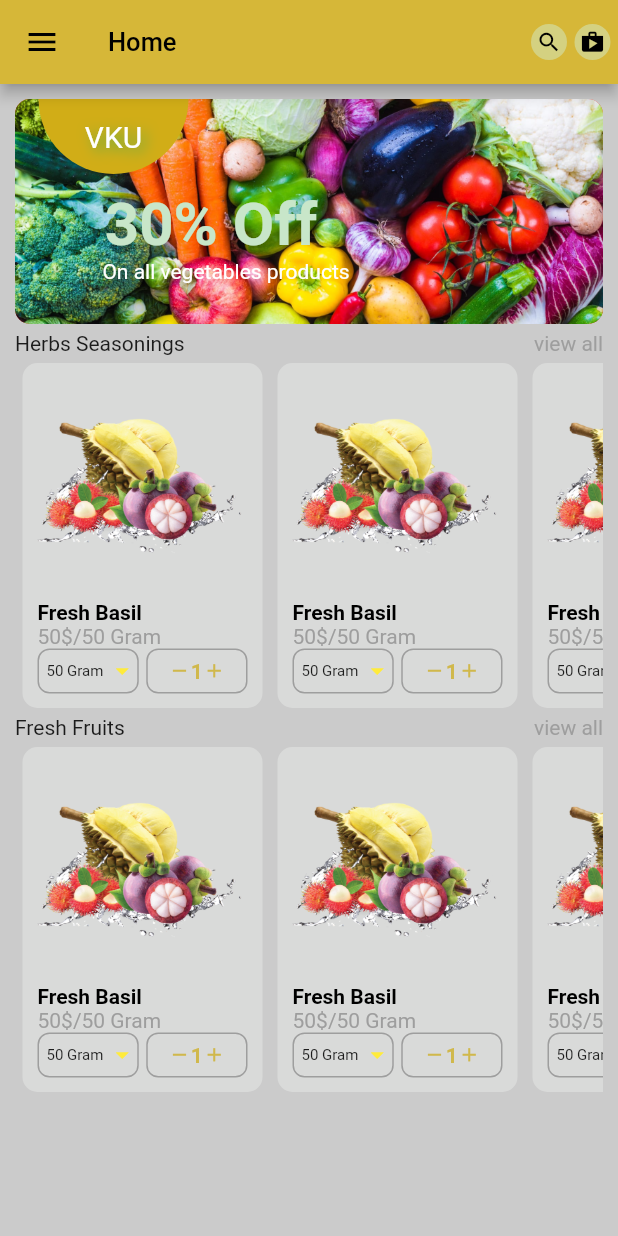
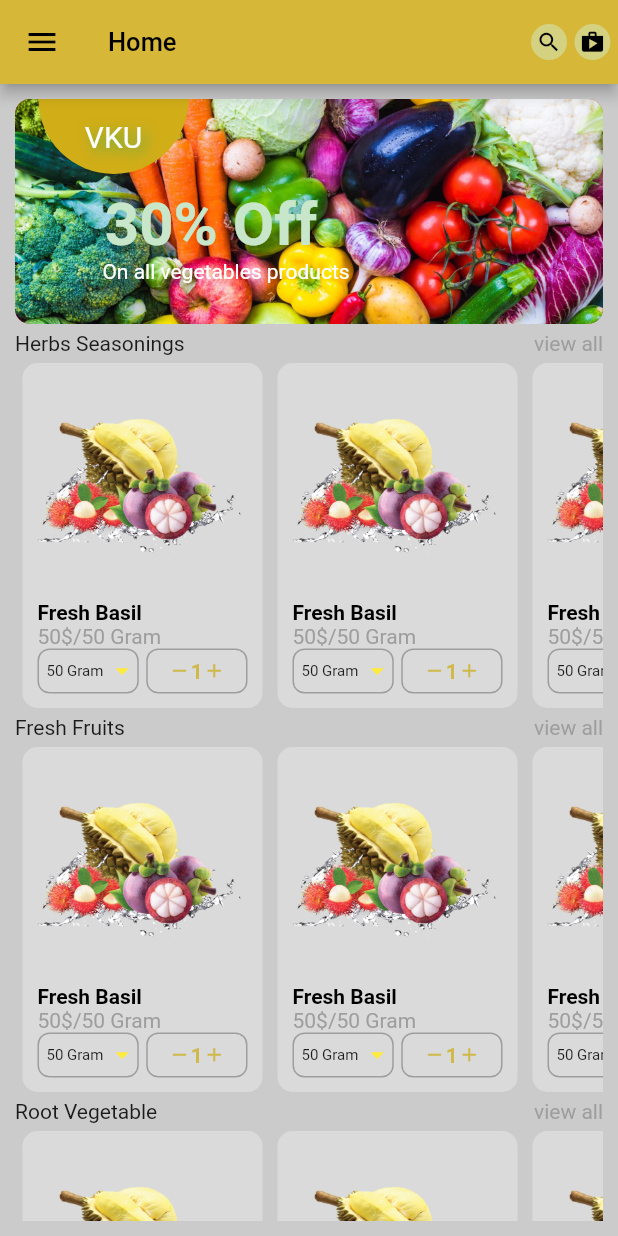
Before and after one commit to vietthang09/food-app, a Flutter app: the screen it shows after launch, on a phone screen of 412 x 824 dp. Run offline on Flutter 3.47's test engine with Material 2 defaults, Android fonts, the phone set to English and light mode, and no system bars; our stand-ins replace firebase_auth, firebase_core, flutter_signin_button, google_sign_in; accounts and stored records are empty.

Commit message:
feat: setup home_screen

```diff
--- /dev/null
+++ b/lib/screen/home_screen/drawer_side.dart
@@ -0,0 +1,107 @@
+import 'package:flutter/material.dart';
+
+class DrawerSide extends StatelessWidget {
+  const DrawerSide({super.key});
+  Widget listTile({IconData? icon, String? title}) {
+    return ListTile(
+      leading: Icon(icon, size: 32),
+      title: Text(
+        title!,
+        style: TextStyle(color: Colors.black45),
+      ),
+    );
+  }
+
+  @override
+  Widget build(BuildContext context) {
+    return Drawer(
+        child: Container(
+      color: Color(0xffd1ad17),
+      child: ListView(
+        children: [
+          DrawerHeader(
+            child: Row(
+              children: [
+                CircleAvatar(
+                  backgroundColor: Colors.white54,
+                  radius: 43,
+                  child: CircleAvatar(
+                    radius: 40,
+                    backgroundColor: Colors.red,
+                  ),
+                ),
+                SizedBox(
+                  height: 20,
+                ),
+                Column(
+                  mainAxisAlignment: MainAxisAlignment.center,
+                  children: [
+                    Text("Welcome Guest"),
+                    SizedBox(
+                      height: 7,
+                    ),
+                    Container(
+                      height: 30,
+                      child: MaterialButton(
+                        onPressed: () {},
+                        child: Text("Login"),
+                        shape: RoundedRectangleBorder(
+                            borderRadius: BorderRadius.circular(15),
+                            side: BorderSide(width: 2)),
+                      ),
+                    )
+                  ],
+                )
+              ],
+            ),
+          ),
+          listTile(icon: Icons.home_outlined, title: "Home"),
+          listTile(icon: Icons.shop_outlined, title: "Review Cart"),
+          listTile(icon: Icons.person_outline, title: "My Profile"),
+          listTile(icon: Icons.notifications_outlined, title: "Notifications"),
+          listTile(icon: Icons.star_outline, title: "Rating & Review"),
+          listTile(icon: Icons.favorite_outline, title: "Wishlist"),
+          listTile(icon: Icons.copy_outlined, title: "Raise a Complaint"),
+          listTile(icon: Icons.format_quote_outlined, title: "FAQs"),
+          Container(
+            height: 350,
+            padding: EdgeInsets.symmetric(horizontal: 20),
+            child: Column(
+              crossAxisAlignment: CrossAxisAlignment.start,
+              children: [
+                Text("Contact Support"),
+                SizedBox(
+                  height: 10,
+                ),
+                Row(
+                  children: [
+                    Text("Call us:"),
+                    SizedBox(
+                      width: 10,
+                    ),
+                    Text("+123456789"),
+                  ],
+                ),
+                SizedBox(
+                  height: 5,
+                ),
+                SingleChildScrollView(
+                  scrollDirection: Axis.horizontal,
+                  child: Row(
+                    children: [
+                      Text("Mail us:"),
+                      SizedBox(
+                        width: 10,
+                      ),
+                      Text("hello@retry.com"),
+                    ],
+                  ),
+                ),
+              ],
+            ),
+          )
+        ],
+      ),
+    ));
+  }
+}
--- a/lib/screen/home_screen/home_screen.dart
+++ b/lib/screen/home_screen/home_screen.dart
@@ -1,114 +1,106 @@
 import 'package:flutter/material.dart';
+import 'package:food_app/screen/home_screen/singal_product.dart';
+import 'package:food_app/screen/home_screen/drawer_side.dart';
 
 class HomeScreen extends StatelessWidget {
   const HomeScreen({super.key});
 
-  Widget singalProduct() {
-    return Container(
-      margin: EdgeInsets.symmetric(horizontal: 5),
-      height: 230,
-      width: 160,
-      decoration: BoxDecoration(
-        color: Color(0xffd9dad9),
-        borderRadius: BorderRadius.circular(10),
-      ),
-      child: Column(
+  Widget _buildHerbsProduct(context) {
+    return Column(
       crossAxisAlignment: CrossAxisAlignment.start,
       children: [
-          Expanded(
-              flex: 2, child: Image.asset('assets/fresh-fruit_vegetable.png')),
-          Expanded(
-            child: Padding(
-              padding: const EdgeInsets.symmetric(horizontal: 10, vertical: 5),
-              child: Column(
-                crossAxisAlignment: CrossAxisAlignment.start,
+        Padding(
+          padding: const EdgeInsets.symmetric(vertical: 5),
+          child: Row(
+            mainAxisAlignment: MainAxisAlignment.spaceBetween,
             children: [
+              Text("Herbs Seasonings"),
               Text(
-                    "Fresh Basil",
-                    style: TextStyle(
-                        color: Colors.black, fontWeight: FontWeight.bold),
-                  ),
-                  Text(
-                    "50\$/50 Gram",
+                "view all",
                 style: TextStyle(color: Colors.grey),
-                  ),
-                  Row(
-                    children: [
-                      Expanded(
-                          child: Container(
-                        padding: EdgeInsets.only(left: 5),
-                        height: 30,
-                        width: 50,
-                        decoration: BoxDecoration(
-                            border: Border.all(color: Colors.grey),
-                            borderRadius: BorderRadius.circular(8)),
-                        child: Row(
-                          children: [
-                            Expanded(
-                                child: Text(
-                              "50 Gram",
-                              style: TextStyle(fontSize: 10),
-                            )),
-                            Center(
-                              child: Icon(
-                                Icons.arrow_drop_down,
-                                size: 20,
-                                color: Colors.yellow,
-                              ),
               )
             ],
           ),
-                      )),
-                      SizedBox(
-                        width: 5,
         ),
-                      Expanded(
-                          child: Container(
-                        height: 30,
-                        width: 50,
-                        decoration: BoxDecoration(
-                            border: Border.all(color: Colors.grey),
-                            borderRadius: BorderRadius.circular(8)),
+        SingleChildScrollView(
+          scrollDirection: Axis.horizontal,
           child: Row(
-                          mainAxisAlignment: MainAxisAlignment.center,
             children: [
-                            Icon(
-                              Icons.remove,
-                              size: 15,
-                              color: Color(0xffd0b84c),
-                            ),
-                            Text(
-                              "1",
-                              style: TextStyle(
-                                  color: Color(0xffd0b84c),
-                                  fontWeight: FontWeight.bold),
-                            ),
-                            Icon(
-                              Icons.add,
-                              size: 15,
-                              color: Color(0xffd0b84c),
-                            ),
-                          ],
-                        ),
-                      )),
-                    ],
-                  ),
+              SingalProduct(),
+              SingalProduct(),
+              SingalProduct(),
+              SingalProduct(),
+              SingalProduct(),
             ],
           ),
         ),
+      ],
+    );
+  }
+
+  Widget _buildFreshProduct(context) {
+    return Column(
+      crossAxisAlignment: CrossAxisAlignment.start,
+      children: [
+        Padding(
+          padding: const EdgeInsets.symmetric(vertical: 5),
+          child: Row(
+            mainAxisAlignment: MainAxisAlignment.spaceBetween,
+            children: [
+              Text("Fresh Fruits"),
+              Text(
+                "view all",
+                style: TextStyle(color: Colors.grey),
               )
             ],
           ),
+        ),
+        SingleChildScrollView(
+          scrollDirection: Axis.horizontal,
+          child: Row(
+            children: [
+              SingalProduct(),
+              SingalProduct(),
+              SingalProduct(),
+              SingalProduct(),
+              SingalProduct(),
+            ],
+          ),
+        ),
+      ],
     );
   }
 
-  Widget listTile({IconData? icon, String? title}) {
-    return ListTile(
-      leading: Icon(icon, size: 32),
-      title: Text(
-        title!,
-        style: TextStyle(color: Colors.black45),
+  Widget _buildRootProduct() {
+    return Column(
+      crossAxisAlignment: CrossAxisAlignment.start,
+      children: [
+        Padding(
+          padding: const EdgeInsets.symmetric(vertical: 5),
+          child: Row(
+            mainAxisAlignment: MainAxisAlignment.spaceBetween,
+            children: [
+              Text("Root Vegetable"),
+              Text(
+                "view all",
+                style: TextStyle(color: Colors.grey),
+              )
+            ],
           ),
+        ),
+        SingleChildScrollView(
+          scrollDirection: Axis.horizontal,
+          child: Row(
+            children: [
+              SingalProduct(),
+              SingalProduct(),
+              SingalProduct(),
+              SingalProduct(),
+              SingalProduct(),
+            ],
+          ),
+        ),
+      ],
     );
   }
 
@@ -116,96 +108,7 @@ class HomeScreen extends StatelessWidget {
   Widget build(BuildContext context) {
     return Scaffold(
       backgroundColor: Color(0xffcbcbcb),
-      drawer: Drawer(
-          child: Container(
-        color: Color(0xffd1ad17),
-        child: ListView(
-          children: [
-            DrawerHeader(
-              child: Row(
-                children: [
-                  CircleAvatar(
-                    backgroundColor: Colors.white54,
-                    radius: 43,
-                    child: CircleAvatar(
-                      radius: 40,
-                      backgroundColor: Colors.red,
-                    ),
-                  ),
-                  SizedBox(
-                    height: 20,
-                  ),
-                  Column(
-                    mainAxisAlignment: MainAxisAlignment.center,
-                    children: [
-                      Text("Welcome Guest"),
-                      SizedBox(
-                        height: 7,
-                      ),
-                      Container(
-                        height: 30,
-                        child: MaterialButton(
-                          onPressed: () {},
-                          child: Text("Login"),
-                          shape: RoundedRectangleBorder(
-                              borderRadius: BorderRadius.circular(15),
-                              side: BorderSide(width: 2)),
-                        ),
-                      )
-                    ],
-                  )
-                ],
-              ),
-            ),
-            listTile(icon: Icons.home_outlined, title: "Home"),
-            listTile(icon: Icons.shop_outlined, title: "Review Cart"),
-            listTile(icon: Icons.person_outline, title: "My Profile"),
-            listTile(
-                icon: Icons.notifications_outlined, title: "Notifications"),
-            listTile(icon: Icons.star_outline, title: "Rating & Review"),
-            listTile(icon: Icons.favorite_outline, title: "Wishlist"),
-            listTile(icon: Icons.copy_outlined, title: "Raise a Complaint"),
-            listTile(icon: Icons.format_quote_outlined, title: "FAQs"),
-            Container(
-              height: 350,
-              padding: EdgeInsets.symmetric(horizontal: 20),
-              child: Column(
-                crossAxisAlignment: CrossAxisAlignment.start,
-                children: [
-                  Text("Contact Support"),
-                  SizedBox(
-                    height: 10,
-                  ),
-                  Row(
-                    children: [
-                      Text("Call us:"),
-                      SizedBox(
-                        width: 10,
-                      ),
-                      Text("+123456789"),
-                    ],
-                  ),
-                  SizedBox(
-                    height: 5,
-                  ),
-                  SingleChildScrollView(
-                    scrollDirection: Axis.horizontal,
-                    child: Row(
-                      children: [
-                        Text("Mail us:"),
-                        SizedBox(
-                          width: 10,
-                        ),
-                        Text("hello@retry.com"),
-                      ],
-                    ),
-                  ),
-                ],
-              ),
-            )
-          ],
-        ),
-      )),
+      drawer: DrawerSide(),
       appBar: AppBar(
         iconTheme: IconThemeData(color: Colors.black),
         title:
@@ -310,56 +213,9 @@ class HomeScreen extends StatelessWidget {
                 ],
               ),
             ),
-            Padding(
-              padding: const EdgeInsets.symmetric(vertical: 5),
-              child: Row(
-                mainAxisAlignment: MainAxisAlignment.spaceBetween,
-                children: [
-                  Text("Herbs Seasonings"),
-                  Text(
-                    "view all",
-                    style: TextStyle(color: Colors.grey),
-                  )
-                ],
-              ),
-            ),
-            SingleChildScrollView(
-              scrollDirection: Axis.horizontal,
-              child: Row(
-                children: [
-                  singalProduct(),
-                  singalProduct(),
-                  singalProduct(),
-                  singalProduct(),
-                  singalProduct(),
-                ],
-              ),
-            ),
-            Padding(
-              padding: const EdgeInsets.symmetric(vertical: 5),
-              child: Row(
-                mainAxisAlignment: MainAxisAlignment.spaceBetween,
-                children: [
-                  Text("Fresh Fruits"),
-                  Text(
-                    "view all",
-                    style: TextStyle(color: Colors.grey),
-                  )
-                ],
-              ),
-            ),
-            SingleChildScrollView(
-              scrollDirection: Axis.horizontal,
-              child: Row(
-                children: [
-                  singalProduct(),
-                  singalProduct(),
-                  singalProduct(),
-                  singalProduct(),
-                  singalProduct(),
-                ],
-              ),
-            ),
+            _buildHerbsProduct(context),
+            _buildFreshProduct(context),
+            _buildRootProduct()
           ],
         ),
       ),
--- /dev/null
+++ b/lib/screen/home_screen/singal_product.dart
@@ -0,0 +1,103 @@
+import 'package:flutter/material.dart';
+
+class SingalProduct extends StatelessWidget {
+  @override
+  Widget build(BuildContext context) {
+    return Container(
+      margin: EdgeInsets.symmetric(horizontal: 5),
+      height: 230,
+      width: 160,
+      decoration: BoxDecoration(
+        color: Color(0xffd9dad9),
+        borderRadius: BorderRadius.circular(10),
+      ),
+      child: Column(
+        crossAxisAlignment: CrossAxisAlignment.start,
+        children: [
+          Expanded(
+              flex: 2, child: Image.asset('assets/fresh-fruit_vegetable.png')),
+          Expanded(
+            child: Padding(
+              padding: const EdgeInsets.symmetric(horizontal: 10, vertical: 5),
+              child: Column(
+                crossAxisAlignment: CrossAxisAlignment.start,
+                children: [
+                  Text(
+                    "Fresh Basil",
+                    style: TextStyle(
+                        color: Colors.black, fontWeight: FontWeight.bold),
+                  ),
+                  Text(
+                    "50\$/50 Gram",
+                    style: TextStyle(color: Colors.grey),
+                  ),
+                  Row(
+                    children: [
+                      Expanded(
+                          child: Container(
+                        padding: EdgeInsets.only(left: 5),
+                        height: 30,
+                        width: 50,
+                        decoration: BoxDecoration(
+                            border: Border.all(color: Colors.grey),
+                            borderRadius: BorderRadius.circular(8)),
+                        child: Row(
+                          children: [
+                            Expanded(
+                                child: Text(
+                              "50 Gram",
+                              style: TextStyle(fontSize: 10),
+                            )),
+                            Center(
+                              child: Icon(
+                                Icons.arrow_drop_down,
+                                size: 20,
+                                color: Colors.yellow,
+                              ),
+                            )
+                          ],
+                        ),
+                      )),
+                      SizedBox(
+                        width: 5,
+                      ),
+                      Expanded(
+                          child: Container(
+                        height: 30,
+                        width: 50,
+                        decoration: BoxDecoration(
+                            border: Border.all(color: Colors.grey),
+                            borderRadius: BorderRadius.circular(8)),
+                        child: Row(
+                          mainAxisAlignment: MainAxisAlignment.center,
+                          children: [
+                            Icon(
+                              Icons.remove,
+                              size: 15,
+                              color: Color(0xffd0b84c),
+                            ),
+                            Text(
+                              "1",
+                              style: TextStyle(
+                                  color: Color(0xffd0b84c),
+                                  fontWeight: FontWeight.bold),
+                            ),
+                            Icon(
+                              Icons.add,
+                              size: 15,
+                              color: Color(0xffd0b84c),
+                            ),
+                          ],
+                        ),
+                      )),
+                    ],
+                  ),
+                ],
+              ),
+            ),
+          )
+        ],
+      ),
+    );
+  }
+}
```
Lines whose indentation alone changed are shown as unchanged.
